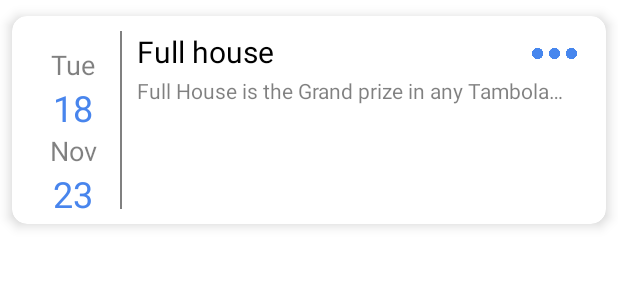
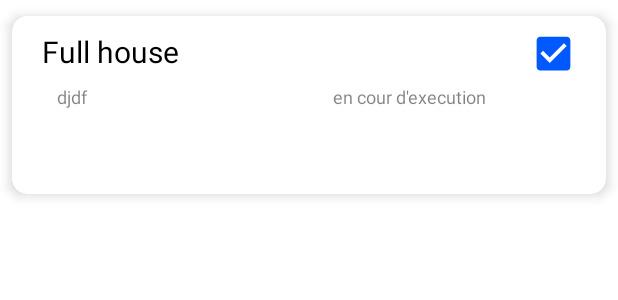
Before and after one commit to elouafi22/planificationMobile2, an Android app: the layout adaptertache.xml on its own in the app's theme, with its tools: preview values and no code run, on a phone screen of 412 x 824 dp. Shown: the top 300 px of the screen. Run offline under Robolectric (Android 15) with nearby library versions, the phone set to English and light mode, and no system bars; network calls fail.

```diff
--- /dev/null
+++ b/app/src/main/res/drawable/finirtache.xml
@@ -0,0 +1,5 @@
+<vector android:height="24dp" android:tint="#0059FE"
+    android:viewportHeight="24" android:viewportWidth="24"
+    android:width="24dp" xmlns:android="http://schemas.android.com/apk/res/android">
+    <path android:fillColor="@android:color/white" android:pathData="M19,3L5,3c-1.11,0 -2,0.9 -2,2v14c0,1.1 0.89,2 2,2h14c1.11,0 2,-0.9 2,-2L21,5c0,-1.1 -0.89,-2 -2,-2zM10,17l-5,-5 1.41,-1.41L10,14.17l7.59,-7.59L19,8l-9,9z"/>
+</vector>
--- a/app/src/main/res/layout/adaptertache.xml
+++ b/app/src/main/res/layout/adaptertache.xml
@@ -7,70 +7,12 @@
     app:cardElevation="5dp"
     app:cardCornerRadius="10dp"
     app:contentPadding="10dp"
-    android:layout_height="160dp">
+    android:layout_height="140dp">
 
     <LinearLayout
         android:layout_width="match_parent"
         android:layout_height="match_parent"
         android:orientation="horizontal">
-
-        <LinearLayout
-            android:layout_width="match_parent"
-            android:layout_height="wrap_content"
-            android:layout_weight="1"
-            android:layout_marginRight="5dp"
-            android:layout_marginTop="10dp"
-            android:layout_marginLeft="5dp"
-            android:orientation="vertical">
-
-            <TextView
-                android:layout_width="wrap_content"
-                android:layout_height="wrap_content"
-                android:id="@+id/dayprojet"
-                android:text="Tue"
-                android:layout_gravity="center"
-                android:textSize="18sp"
-                android:textColor="@android:color/black"
-                android:alpha="0.5"/>
-
-            <TextView
-                android:id="@+id/daynbrprojet"
-                android:layout_width="wrap_content"
-                android:layout_height="wrap_content"
-                android:text="18"
-                android:layout_gravity="center"
-                android:textSize="24sp"
-                android:textColor="@color/colorAccent" />
-
-            <TextView
-                android:layout_width="wrap_content"
-                android:layout_height="wrap_content"
-                android:id="@+id/month"
-                android:layout_gravity="center"
-                android:text="Nov"
-                android:textSize="18sp"
-                android:textColor="@android:color/black"
-                android:alpha="0.5"/>
-
-            <TextView
-                android:id="@+id/datefinProjet"
-                android:layout_width="wrap_content"
-                android:layout_height="wrap_content"
-                android:text="23"
-                android:layout_gravity="center"
-                android:textSize="24sp"
-                android:textColor="@color/colorAccent"
-
-                />
-
-
-        </LinearLayout>
-
-        <View
-            android:layout_width="1dp"
-            android:layout_height="match_parent"
-            android:alpha="0.5"
-            android:background="@android:color/black" />
 
         <LinearLayout
             android:layout_width="match_parent"
@@ -86,7 +28,7 @@
                 android:layout_height="wrap_content">
 
                 <TextView
-                    android:id="@+id/nomprojet"
+                    android:id="@+id/descriptiontache"
                     android:layout_width="wrap_content"
                     android:layout_height="wrap_content"
                     tools:text="Full house"
@@ -96,50 +38,56 @@
                     android:textColor="@android:color/black"/>
 
                 <ImageView
-                    android:id="@+id/planningprojet"
+                    android:id="@+id/validerTache"
                     android:layout_width="30dp"
                     android:layout_height="30dp"
-                    android:background="@drawable/more"/>
+                    android:background="@drawable/finirtache"/>
 
             </LinearLayout>
 
+            <LinearLayout
+                android:layout_width="match_parent"
+                android:layout_height="wrap_content"
+                android:orientation="horizontal">
+
                 <TextView
+                    android:id="@+id/durerestanttache"
                     android:layout_width="wrap_content"
                     android:layout_height="wrap_content"
-                tools:text="Full House is the Grand prize in any Tambola game played. It means all 15 Numbers of a ticket are cut, striked out"
-                android:singleLine="true"
+                    android:layout_gravity="left"
+                    android:layout_weight="1"
+                    android:layout_marginTop="1dp"
                     android:alpha="0.5"
-                android:id="@+id/description"
-                android:textSize="14sp"
-                android:textColor="@android:color/black"/>
-
-            <TextView
-                android:layout_width="wrap_content"
-                android:layout_height="wrap_content"
-                tools:text=""
-                android:singleLine="true"
-                android:alpha="0.5"
-                android:id="@+id/time"
-                android:textSize="12sp"
-                android:textColor="@android:color/black"/>
-
-            <TextView
-                android:id="@+id/statutprojet"
-                android:layout_width="wrap_content"
-                android:layout_height="wrap_content"
-                android:layout_gravity="right"
-                android:layout_marginLeft="160dp"
-                android:layout_marginTop="1dp"
                     android:paddingLeft="10dp"
                     android:paddingTop="5dp"
                     android:paddingRight="10dp"
                     android:paddingBottom="5dp"
-                android:text=""
+                    android:singleLine="true"
+                    android:textColor="@android:color/black"
+                    android:textSize="12sp"
+                    tools:text="djdf" />
+
+                <TextView
+                    android:id="@+id/statuttache"
+                    android:layout_width="28dp"
+                    android:layout_height="wrap_content"
+                    android:layout_gravity="right"
+                    android:layout_marginTop="1dp"
+                    android:layout_weight="1"
+                    android:alpha="0.5"
+                    android:paddingLeft="10dp"
+                    android:paddingTop="5dp"
+                    android:paddingRight="10dp"
+                    android:paddingBottom="5dp"
                     android:radius="10dp"
+                    android:text="en cour d'execution"
                     android:textColor="@android:color/black"
                     android:textSize="12sp" />
 
             </LinearLayout>
 
+
+        </LinearLayout>
+
     </LinearLayout>
 </androidx.cardview.widget.CardView>
```
Also changed, not shown: app/src/main/AndroidManifest.xml (+7 -7 lines), app/src/main/java/com/example/planificationmobile2/tacheActivity.java (added, +31 -0 lines), app/src/main/java/com/example/planificationmobile2/traitementPourProjet/projetAdapeter.java (+12 -1 lines), app/src/main/java/traitement_pour_lesTaches/afficherTache.java (+4 -5 lines), app/src/main/java/traitement_pour_lesTaches/projetRf.java (added, +24 -0 lines), app/src/main/java/traitement_pour_lesTaches/tache.java (+41 -0 lines), app/src/main/java/traitement_pour_lesTaches/tacheAdapter.java (+31 -1 lines), app/src/main/res/layout/activity_tache.xml (added, +18 -0 lines). Lines whose indentation alone changed are shown as unchanged.
